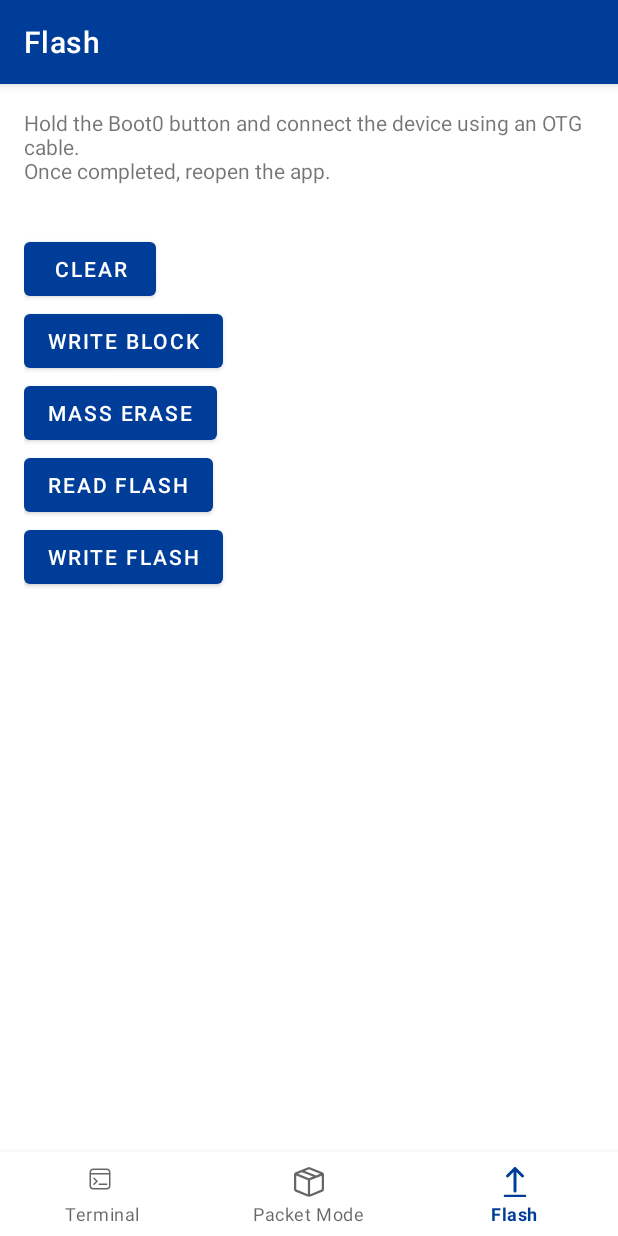
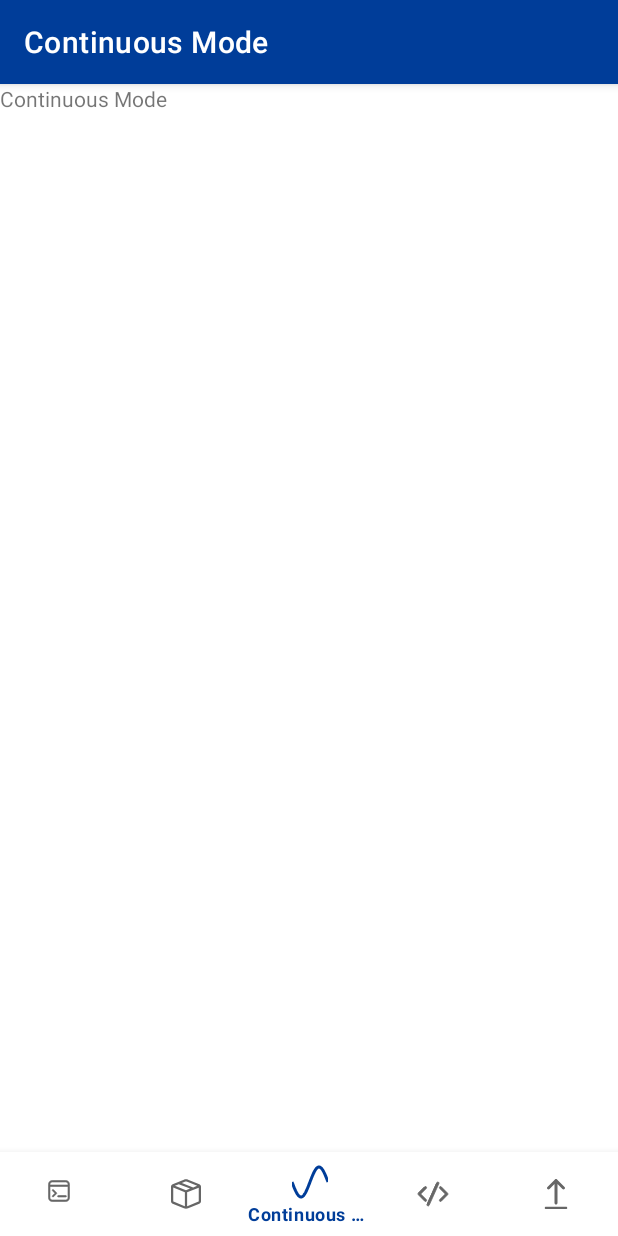
Before and after one commit to luispl77/emwaverapp10, an Android app: the screen it shows after launch (MainActivity), item 3 of the bottom bar chosen, on a phone screen of 412 x 824 dp. Run offline under Robolectric (Android 15) with nearby library versions, the phone set to English and light mode, and no system bars; our stand-ins replace navigation-ui.

Commit message:
added ContinuousModeFragment and ScriptsFragment

```diff
--- a/app/build.gradle
+++ b/app/build.gradle
@@ -40,6 +40,7 @@ dependencies {
     implementation 'androidx.lifecycle:lifecycle-viewmodel-ktx:2.4.1'
     implementation 'androidx.navigation:navigation-fragment:2.5.2'
     implementation 'androidx.navigation:navigation-ui:2.5.2'
+    implementation 'androidx.legacy:legacy-support-v4:1.0.0'
 
     testImplementation 'junit:junit:4.13.2'
     androidTestImplementation 'androidx.test.ext:junit:1.1.5'
--- a/app/src/main/java/com/example/emwaver10/MainActivity.java
+++ b/app/src/main/java/com/example/emwaver10/MainActivity.java
@@ -27,7 +27,7 @@ public class MainActivity extends AppCompatActivity {
         setContentView(binding.getRoot());
 
         AppBarConfiguration appBarConfiguration = new AppBarConfiguration.Builder(
-                R.id.navigation_terminal, R.id.navigation_packetmode, R.id.navigation_flash)
+                R.id.navigation_terminal, R.id.navigation_packetmode, R.id.navigation_continuousmode, R.id.navigation_scripts, R.id.navigation_flash)
                 .build();
         NavController navController = Navigation.findNavController(this, R.id.nav_host_fragment_activity_main);
         NavigationUI.setupActionBarWithNavController(this, navController, appBarConfiguration);
--- /dev/null
+++ b/app/src/main/java/com/example/emwaver10/ui/continuousmode/ContinuousModeFragment.java
@@ -0,0 +1,38 @@
+package com.example.emwaver10.ui.continuousmode;
+
+import androidx.lifecycle.ViewModelProvider;
+
+import android.os.Bundle;
+
+import androidx.annotation.NonNull;
+import androidx.annotation.Nullable;
+import androidx.fragment.app.Fragment;
+
+import android.view.LayoutInflater;
+import android.view.View;
+import android.view.ViewGroup;
+
+import com.example.emwaver10.R;
+
+public class ContinuousModeFragment extends Fragment {
+
+    private ContinuousModeViewModel mViewModel;
+
+    public static ContinuousModeFragment newInstance() {
+        return new ContinuousModeFragment();
+    }
+
+    @Override
+    public View onCreateView(@NonNull LayoutInflater inflater, @Nullable ViewGroup container,
+                             @Nullable Bundle savedInstanceState) {
+        return inflater.inflate(R.layout.fragment_continuous_mode, container, false);
+    }
+
+    @Override
+    public void onActivityCreated(@Nullable Bundle savedInstanceState) {
+        super.onActivityCreated(savedInstanceState);
+        mViewModel = new ViewModelProvider(this).get(ContinuousModeViewModel.class);
+        // TODO: Use the ViewModel
+    }
+
+}
--- /dev/null
+++ b/app/src/main/java/com/example/emwaver10/ui/continuousmode/ContinuousModeViewModel.java
@@ -0,0 +1,7 @@
+package com.example.emwaver10.ui.continuousmode;
+
+import androidx.lifecycle.ViewModel;
+
+public class ContinuousModeViewModel extends ViewModel {
+    // TODO: Implement the ViewModel
+}
--- /dev/null
+++ b/app/src/main/java/com/example/emwaver10/ui/scripts/ScriptsFragment.java
@@ -0,0 +1,38 @@
+package com.example.emwaver10.ui.scripts;
+
+import androidx.lifecycle.ViewModelProvider;
+
+import android.os.Bundle;
+
+import androidx.annotation.NonNull;
+import androidx.annotation.Nullable;
+import androidx.fragment.app.Fragment;
+
+import android.view.LayoutInflater;
+import android.view.View;
+import android.view.ViewGroup;
+
+import com.example.emwaver10.R;
+
+public class ScriptsFragment extends Fragment {
+
+    private ScriptsViewModel mViewModel;
+
+    public static ScriptsFragment newInstance() {
+        return new ScriptsFragment();
+    }
+
+    @Override
+    public View onCreateView(@NonNull LayoutInflater inflater, @Nullable ViewGroup container,
+                             @Nullable Bundle savedInstanceState) {
+        return inflater.inflate(R.layout.fragment_scripts, container, false);
+    }
+
+    @Override
+    public void onActivityCreated(@Nullable Bundle savedInstanceState) {
+        super.onActivityCreated(savedInstanceState);
+        mViewModel = new ViewModelProvider(this).get(ScriptsViewModel.class);
+        // TODO: Use the ViewModel
+    }
+
+}
--- /dev/null
+++ b/app/src/main/java/com/example/emwaver10/ui/scripts/ScriptsViewModel.java
@@ -0,0 +1,7 @@
+package com.example.emwaver10.ui.scripts;
+
+import androidx.lifecycle.ViewModel;
+
+public class ScriptsViewModel extends ViewModel {
+    // TODO: Implement the ViewModel
+}
--- /dev/null
+++ b/app/src/main/res/drawable/ic_continuousmode_black_24dp.xml
@@ -0,0 +1,11 @@
+<vector xmlns:android="http://schemas.android.com/apk/res/android"
+    android:width="24dp"
+    android:height="24dp"
+    android:viewportWidth="24.0"
+    android:viewportHeight="24.0">
+    <path
+        android:strokeColor="#FF000000"
+        android:strokeWidth="2"
+        android:fillColor="#00000000"
+        android:pathData="M 0.00 12.00 L 0.24 12.63 L 0.48 13.27 L 0.73 13.89 L 0.97 14.51 L 1.21 15.12 L 1.45 15.72 L 1.70 16.30 L 1.94 16.86 L 2.18 17.41 L 2.42 17.93 L 2.67 18.43 L 2.91 18.90 L 3.15 19.35 L 3.39 19.76 L 3.64 20.15 L 3.88 20.50 L 4.12 20.82 L 4.36 21.10 L 4.61 21.34 L 4.85 21.55 L 5.09 21.72 L 5.33 21.85 L 5.58 21.94 L 5.82 21.99 L 6.06 22.00 L 6.30 21.97 L 6.55 21.90 L 6.79 21.79 L 7.03 21.64 L 7.27 21.45 L 7.52 21.22 L 7.76 20.96 L 8.00 20.66 L 8.24 20.33 L 8.48 19.96 L 8.73 19.56 L 8.97 19.13 L 9.21 18.67 L 9.45 18.18 L 9.70 17.67 L 9.94 17.14 L 10.18 16.58 L 10.42 16.01 L 10.67 15.42 L 10.91 14.82 L 11.15 14.20 L 11.39 13.58 L 11.64 12.95 L 11.88 12.32 L 12.12 11.68 L 12.36 11.05 L 12.61 10.42 L 12.85 9.80 L 13.09 9.18 L 13.33 8.58 L 13.58 7.99 L 13.82 7.42 L 14.06 6.86 L 14.30 6.33 L 14.55 5.82 L 14.79 5.33 L 15.03 4.87 L 15.27 4.44 L 15.52 4.04 L 15.76 3.67 L 16.00 3.34 L 16.24 3.04 L 16.48 2.78 L 16.73 2.55 L 16.97 2.36 L 17.21 2.21 L 17.45 2.10 L 17.70 2.03 L 17.94 2.00 L 18.18 2.01 L 18.42 2.06 L 18.67 2.15 L 18.91 2.28 L 19.15 2.45 L 19.39 2.66 L 19.64 2.90 L 19.88 3.18 L 20.12 3.50 L 20.36 3.85 L 20.61 4.24 L 20.85 4.65 L 21.09 5.10 L 21.33 5.57 L 21.58 6.07 L 21.82 6.59 L 22.06 7.14 L 22.30 7.70 L 22.55 8.28 L 22.79 8.88 L 23.03 9.49 L 23.27 10.11 L 23.52 10.73 L 23.76 11.37 L 24.00 12.00"/>
+</vector>
--- /dev/null
+++ b/app/src/main/res/drawable/ic_scripts_black_24dp.xml
@@ -0,0 +1,11 @@
+<vector xmlns:android="http://schemas.android.com/apk/res/android"
+    android:width="24dp"
+    android:height="24dp"
+    android:viewportWidth="24.0"
+    android:viewportHeight="24.0">
+    <path
+        android:strokeColor="#FF000000"
+        android:fillColor="#FF000000"
+        android:strokeWidth="0.5"
+        android:pathData="M8.06562 18.9434L14.5656 4.44339C14.7351 4.06542 15.1788 3.89637 15.5568 4.0658C15.9033 4.22112 16.0742 4.60695 15.9698 4.96131L15.9344 5.05698L9.43438 19.557C9.26495 19.935 8.82118 20.104 8.44321 19.9346C8.09673 19.7793 7.92581 19.3934 8.03024 19.0391L8.06562 18.9434L14.5656 4.44339L8.06562 18.9434ZM2.21967 11.4699L6.46967 7.21986C6.76256 6.92696 7.23744 6.92696 7.53033 7.21986C7.7966 7.48612 7.8208 7.90279 7.60295 8.1964L7.53033 8.28052L3.81066 12.0002L7.53033 15.7199C7.82322 16.0127 7.82322 16.4876 7.53033 16.7805C7.26406 17.0468 6.8474 17.071 6.55379 16.8531L6.46967 16.7805L2.21967 12.5305C1.9534 12.2642 1.9292 11.8476 2.14705 11.554L2.21967 11.4699L6.46967 7.21986L2.21967 11.4699ZM16.4697 7.21986C16.7359 6.95359 17.1526 6.92938 17.4462 7.14724L17.5303 7.21986L21.7803 11.4699C22.0466 11.7361 22.0708 12.1528 21.8529 12.4464L21.7803 12.5305L17.5303 16.7805C17.2374 17.0734 16.7626 17.0734 16.4697 16.7805C16.2034 16.5143 16.1792 16.0976 16.3971 15.804L16.4697 15.7199L20.1893 12.0002L16.4697 8.28052C16.1768 7.98762 16.1768 7.51275 16.4697 7.21986Z" />
+</vector>
--- a/app/src/main/res/drawable/ic_terminal_black_24dp.xml
+++ b/app/src/main/res/drawable/ic_terminal_black_24dp.xml
@@ -4,6 +4,8 @@
     android:viewportWidth="24.0"
     android:viewportHeight="24.0">
     <path
+        android:strokeColor="#FF000000"
         android:fillColor="#FF000000"
+        android:strokeWidth="0.4"
         android:pathData="M5.64645 9.14645C5.84171 8.95118 6.15829 8.95118 6.35355 9.14645L8.35355 11.1464C8.44732 11.2402 8.5 11.3674 8.5 11.5C8.5 11.6326 8.44732 11.7598 8.35355 11.8536L6.35355 13.8536C6.15829 14.0488 5.84171 14.0488 5.64645 13.8536C5.45118 13.6583 5.45118 13.3417 5.64645 13.1464L7.29289 11.5L5.64645 9.85355C5.45118 9.65829 5.45118 9.34171 5.64645 9.14645ZM14.5 13H9.5C9.22386 13 9 13.2239 9 13.5C9 13.7761 9.22386 14 9.5 14H14.5C14.7761 14 15 13.7761 15 13.5C15 13.2239 14.7761 13 14.5 13ZM2.99609 5.5C2.99609 4.11929 4.11538 3 5.49609 3H14.4961C15.8768 3 16.9961 4.11929 16.9961 5.5V6H16.999V7H16.9961V14.5C16.9961 15.8807 15.8768 17 14.4961 17H5.49609C4.11538 17 2.99609 15.8807 2.99609 14.5V5.5ZM15.9961 6V5.5C15.9961 4.67157 15.3245 4 14.4961 4H5.49609C4.66767 4 3.99609 4.67157 3.99609 5.5V6H15.9961ZM3.99609 7V14.5C3.99609 15.3284 4.66767 16 5.49609 16H14.4961C15.3245 16 15.9961 15.3284 15.9961 14.5V7H3.99609Z" />
 </vector>
--- /dev/null
+++ b/app/src/main/res/layout/fragment_continuous_mode.xml
@@ -0,0 +1,13 @@
+<?xml version="1.0" encoding="utf-8"?>
+<FrameLayout xmlns:android="http://schemas.android.com/apk/res/android"
+    xmlns:tools="http://schemas.android.com/tools"
+    android:layout_width="match_parent"
+    android:layout_height="match_parent"
+    tools:context=".ui.continuousmode.ContinuousModeFragment">
+
+    <TextView
+        android:layout_width="match_parent"
+        android:layout_height="match_parent"
+        android:text="Continuous Mode" />
+
+</FrameLayout>
--- /dev/null
+++ b/app/src/main/res/layout/fragment_scripts.xml
@@ -0,0 +1,13 @@
+<?xml version="1.0" encoding="utf-8"?>
+<FrameLayout xmlns:android="http://schemas.android.com/apk/res/android"
+    xmlns:tools="http://schemas.android.com/tools"
+    android:layout_width="match_parent"
+    android:layout_height="match_parent"
+    tools:context=".ui.scripts.ScriptsFragment">
+
+    <TextView
+        android:layout_width="match_parent"
+        android:layout_height="match_parent"
+        android:text="Scripts" />
+
+</FrameLayout>
--- a/app/src/main/res/menu/bottom_nav_menu.xml
+++ b/app/src/main/res/menu/bottom_nav_menu.xml
@@ -12,8 +12,20 @@
         android:title="@string/title_dashboard" />
 
     <item
+        android:id="@+id/navigation_continuousmode"
+        android:icon="@drawable/ic_continuousmode_black_24dp"
+        android:title="Continuous Mode" />
+
+    <item
+        android:id="@+id/navigation_scripts"
+        android:icon="@drawable/ic_scripts_black_24dp"
+        android:title="Scripts" />
+
+    <item
         android:id="@+id/navigation_flash"
         android:icon="@drawable/ic_flash_black_24dp"
         android:title="@string/title_notifications" />
 
+
+
 </menu>
--- a/app/src/main/res/navigation/mobile_navigation.xml
+++ b/app/src/main/res/navigation/mobile_navigation.xml
@@ -18,6 +18,18 @@
         tools:layout="@layout/fragment_packet_mode" />
 
     <fragment
+        android:id="@+id/navigation_continuousmode"
+        android:name="com.example.emwaver10.ui.continuousmode.ContinuousModeFragment"
+        android:label="Continuous Mode"
+        tools:layout="@layout/fragment_continuous_mode" />
+
+    <fragment
+        android:id="@+id/navigation_scripts"
+        android:name="com.example.emwaver10.ui.scripts.ScriptsFragment"
+        android:label="Scripts"
+        tools:layout="@layout/fragment_continuous_mode" />
+
+    <fragment
         android:id="@+id/navigation_flash"
         android:name="com.example.emwaver10.ui.flash.FlashFragment"
         android:label="@string/title_notifications"
```
